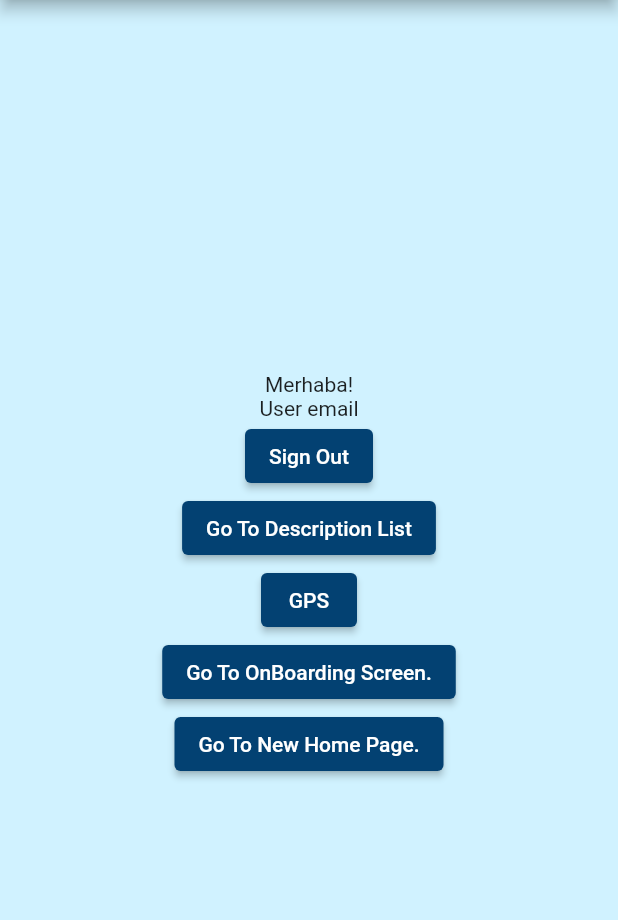
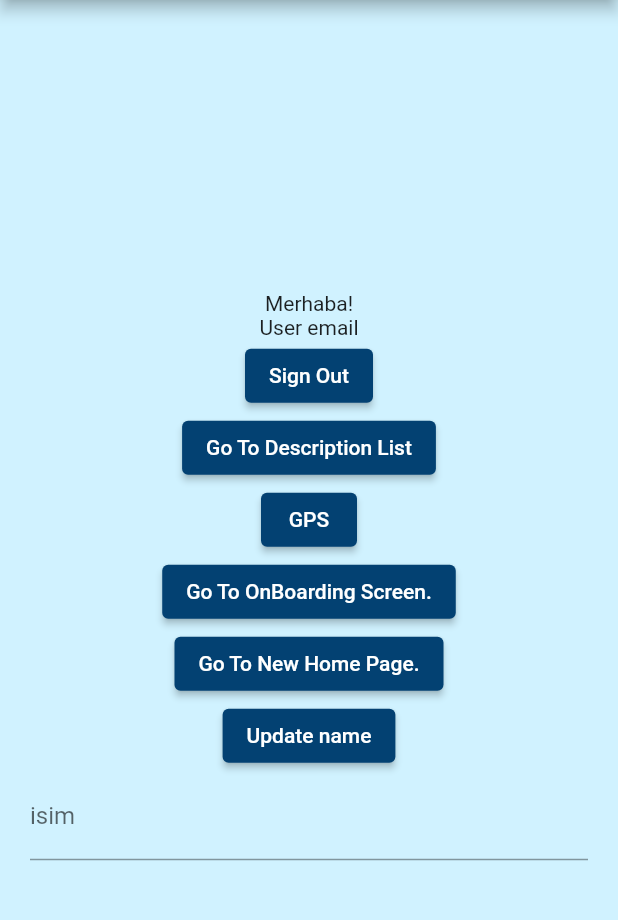
Before and after one commit to batuhancelasun/remedy, a Flutter app: the screen it shows after launch, on a phone screen of 412 x 824 dp, the part 84-1004 px from its top. Run offline on Flutter 3.47's test engine with Material 2 defaults, Android fonts, the phone set to English and light mode, and no system bars; our stand-ins replace cloud_firestore, firebase_auth, firebase_core, get, google_maps_flutter, shared_preferences; accounts and stored records are empty.

Commit message:
Login and register pages fixed and added support updatefor  user crediantials from firestore

```diff
--- a/lib/auth.dart
+++ b/lib/auth.dart
@@ -6,8 +6,7 @@ import 'package:flutter/material.dart';
 //asfasfasf
 class Auth {
   final FirebaseAuth _firebaseAuth = FirebaseAuth.instance;
-  final FirebaseFirestore _firestore = FirebaseFirestore.instance;
-
+  final FirebaseFirestore _firestoreAuth = FirebaseFirestore.instance;
   User? get currentUser => _firebaseAuth.currentUser;
 
   Stream<User?> get authStateChanges => _firebaseAuth.authStateChanges();
@@ -17,17 +16,17 @@ class Auth {
         email: email, password: password);
   }
 
-  Future<void> createUser(String name, String surname, String tc,
-      String kanGrubu, String gender, String email, String password) async {
+  Future<void> createUser(String name, String surname, String idNumber,
+      String bloodType, String gender, String email, String password) async {
     var user = await _firebaseAuth.createUserWithEmailAndPassword(
         email: email, password: password);
 
-    await _firestore.collection("Person").doc(user.user?.uid).set({
+    await _firestoreAuth.collection("Person").doc(user.user?.uid).set({
       'name': name,
       'surName': surname,
       'email': email,
-      'idNumber': tc,
-      'kanGrubu': kanGrubu,
+      'idNumber': idNumber,
+      'kanGrubu': bloodType,
       'gender': gender,
     });
   }
--- a/lib/component/onboarding_page.dart
+++ b/lib/component/onboarding_page.dart
@@ -1,7 +1,7 @@
 import 'package:flutter/material.dart';
 import 'package:remedy/component/rounded_button.dart';
 import 'package:remedy/pages/home_page.dart';
-import 'package:remedy/pages/login_register_page.dart';
+import 'package:remedy/pages/login_page.dart';
 import 'package:remedy/widget_tree.dart';
 import 'package:get/get.dart';
 
--- a/lib/pages/home_page.dart
+++ b/lib/pages/home_page.dart
@@ -1,3 +1,4 @@
+import 'package:cloud_firestore/cloud_firestore.dart';
 import 'package:flutter/material.dart';
 import 'package:firebase_auth/firebase_auth.dart';
 import 'package:remedy/auth.dart';
@@ -6,13 +7,14 @@ import 'package:remedy/pages/home_page_new.dart';
 import 'package:remedy/pages/medicine_description.dart';
 import 'package:get/get.dart';
 import 'package:remedy/widget_tree.dart';
-
 import 'onboarding_screen.dart';
 
 class HomePage extends StatelessWidget {
   HomePage({Key? key}) : super(key: key);
 
-  final User? user = Auth().currentUser;
+  final User? currentUser = Auth().currentUser;
+  final TextEditingController _inputNameController = TextEditingController();
+  final FirebaseFirestore _firestoreAuth = FirebaseFirestore.instance;
 
   Future<void> signOut() async {
     await Auth().signOut();
@@ -24,11 +26,33 @@ class HomePage extends StatelessWidget {
   }
 
   Widget _userUid() {
-    return Text(user?.email ?? 'User email');
+    return Text(currentUser?.email ?? 'User email');
   }
 
   Widget _merhaba() {
     return const Text('Merhaba!');
+  }
+
+  Widget _inputName() {
+    return TextField(
+      controller: _inputNameController,
+      decoration: const InputDecoration(labelText: 'isim'),
+    );
+  }
+
+// TODO: more updates and visual page required
+  Widget _updateName() {
+    return ElevatedButton(
+      child: const Text('Update name'),
+      onPressed: () {
+        var docUser = _firestoreAuth.collection('Person').doc(currentUser?.uid);
+        docUser.update(
+          {
+            'name': _inputNameController.text,
+          },
+        );
+      },
+    );
   }
 
   Widget _signOutButton() {
@@ -88,6 +112,8 @@ class HomePage extends StatelessWidget {
             _goToGPS(),
             _goToOnBoardingScreen(),
             _goToNewHomePage(),
+            _updateName(),
+            _inputName(),
           ],
         ),
       ),
--- a/lib/pages/login_register_page.dart
+++ b/lib/pages/login_page.dart
@@ -6,7 +6,6 @@ import 'package:remedy/pages/home_page.dart';
 import 'package:remedy/pages/register_page.dart';
 
 import 'package:remedy/pages/onboarding_screen.dart';
-
 
 class LoginPage extends StatefulWidget {
   const LoginPage({Key? key}) : super(key: key);
--- a/lib/widget_tree.dart
+++ b/lib/widget_tree.dart
@@ -1,6 +1,6 @@
 import 'package:remedy/auth.dart';
 import 'package:remedy/pages/home_page.dart';
-import 'package:remedy/pages/login_register_page.dart';
+import 'package:remedy/pages/login_page.dart';
 import 'package:flutter/material.dart';
 
 class WidgetTree extends StatefulWidget {
```
Also changed, not shown: lib/pages/register_page.dart (+6 -7 lines).
